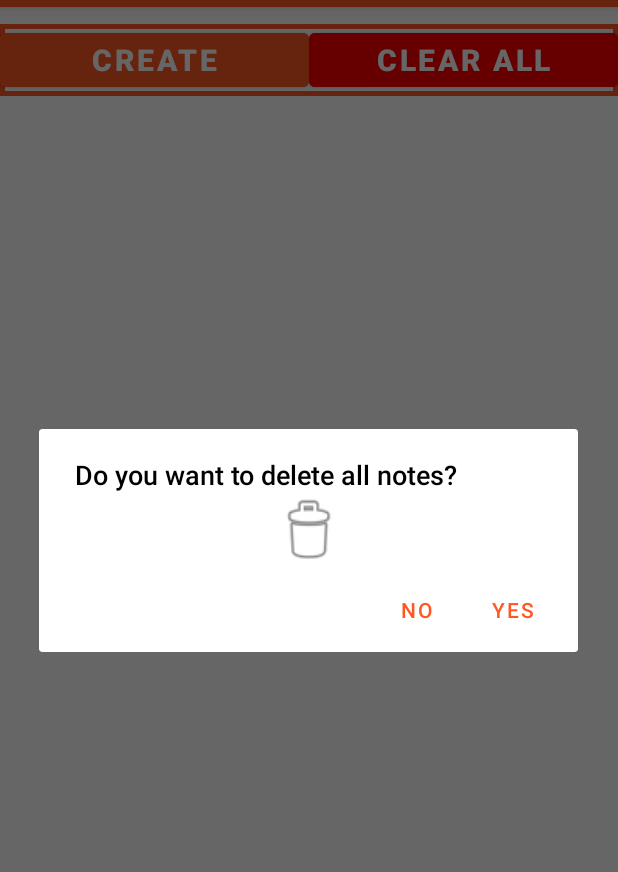
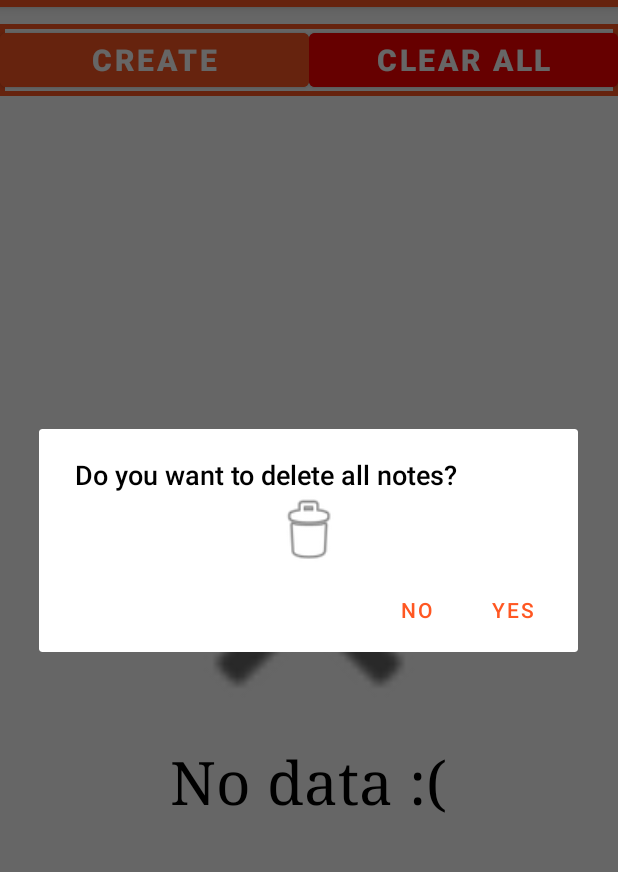
Before and after one commit to Maxdgf/My-Notes, an Android app: the screen it shows after launch (MainActivity), after a tap on "CLEAR ALL", on a phone screen of 412 x 824 dp, the part 77-949 px from its top. Run offline under Robolectric (Android 15) with nearby library versions, the phone set to English and light mode, and no system bars; Roboto replaces fonts that are not available here.

Commit message:
Update activity_main.xml

```diff
--- a/app/src/main/res/layout/activity_main.xml
+++ b/app/src/main/res/layout/activity_main.xml
@@ -88,4 +88,32 @@
         app:layout_constraintStart_toStartOf="parent"
         app:layout_constraintBottom_toBottomOf="parent" />
 
+    <LinearLayout
+        android:layout_width="match_parent"
+        android:layout_height="match_parent"
+        android:layout_marginTop="120dp"
+        android:orientation="vertical"
+        android:gravity="center"
+        android:id="@+id/noDataProvider"
+        app:layout_constraintEnd_toEndOf="parent"
+        app:layout_constraintStart_toStartOf="parent"
+        app:layout_constraintBottom_toBottomOf="parent">
+
+        <ImageView
+            android:layout_width="200dp"
+            android:layout_height="200dp"
+            app:srcCompat="@android:drawable/ic_menu_close_clear_cancel"
+            tools:layout_editor_absoluteX="110dp"
+            tools:layout_editor_absoluteY="358dp"
+            app:tint="#000000" />
+
+        <TextView
+            android:layout_width="wrap_content"
+            android:layout_height="wrap_content"
+            android:text="No data :("
+            android:textSize="40sp"
+            android:fontFamily="serif"/>
+
+    </LinearLayout>
+
 </androidx.constraintlayout.widget.ConstraintLayout>
```
